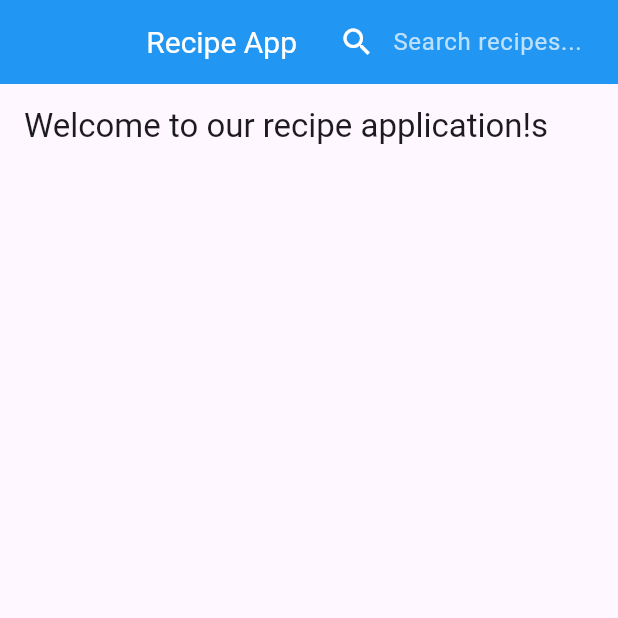
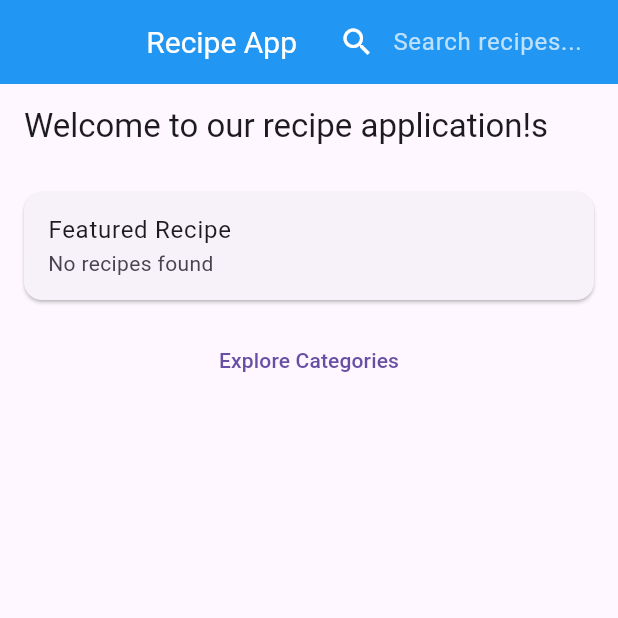
Before and after one commit to JuliePrazakova/Flutter-recipe-app, a Flutter app: the screen it shows after launch, on a phone screen of 412 x 824 dp, the top half of it. Run offline on Flutter 3.47's test engine with Material 3 defaults, Android fonts, the phone set to English and light mode, and no system bars.

Commit message:
cleaned code, connected pages

```diff
--- a/lib/pages/category_page.dart
+++ b/lib/pages/category_page.dart
@@ -1,6 +1,8 @@
 import 'package:flutter/material.dart';
 import '../services/recipe_service.dart';
 import 'app_bar.dart';
+import './list_page.dart';
+
 
 class CategoryPage extends StatelessWidget {
   const CategoryPage({super.key});
@@ -10,29 +12,31 @@ class CategoryPage extends StatelessWidget {
     return Scaffold(
       appBar: const MyAppBar(),
       body: FutureBuilder<List<Category>>(
-        future: RecipeService.getCategories(), // Zavoláme metodu getCategories() ze service
+        future: RecipeService.getCategories(),
         builder: (context, snapshot) {
           if (snapshot.connectionState == ConnectionState.waiting) {
-            // Pokud data ještě nejsou načtena, zobrazíme indikátor načítání
             return const Center(
               child: CircularProgressIndicator(),
             );
           } else if (snapshot.hasError) {
-            // Pokud došlo k chybě při načítání dat, zobrazíme chybovou zprávu
             return Center(
               child: Text('Error loading categories: ${snapshot.error}'),
             );
           } else {
             const Text('Recipe Categories');
-            // Pokud jsou data načtena úspěšně, zobrazíme seznam kategorií
-            final List<Category> categories = snapshot.data!; // Získáme seznam kategorií z snapshotu
+            final List<Category> categories = snapshot.data!;
             return ListView.builder(
               itemCount: categories.length,
               itemBuilder: (context, index) {
                 return ListTile(
-                  title: Text(categories[index].name), // Zobrazíme název kategorie
+                  title: Text(categories[index].name),
                   onTap: () {
-                    // Navigate to RecipeListPage for the selected category
+                    Navigator.push(
+                      context,
+                      MaterialPageRoute(
+                      builder: (context) => ListPage(category: categories[index]),
+                      ),
+                    );
                   },
                 );
               },
--- a/lib/pages/list_page.dart
+++ b/lib/pages/list_page.dart
@@ -4,7 +4,7 @@ import './recipe_page.dart';
 import 'app_bar.dart';
 
 class ListPage extends StatelessWidget {
-  final Category category; // Přijímáme kategorii jako vstupní argument
+  final Category category;
 
   const ListPage({Key? key, required this.category}) : super(key: key);
 
@@ -13,26 +13,25 @@ class ListPage extends StatelessWidget {
     return Scaffold(
       appBar: const MyAppBar(),
       body: FutureBuilder<List<Recipe>>(
-        future: RecipeService.getRecipesForCategory(category.name), // Získáme recepty pro danou kategorii
+        future: RecipeService.getRecipesForCategory(category.name),
         builder: (context, snapshot) {
           if (snapshot.connectionState == ConnectionState.waiting) {
             return const Center(
-              child: CircularProgressIndicator(), // Indikátor načítání
+              child: CircularProgressIndicator(),
             );
           } else if (snapshot.hasError) {
             return Center(
-              child: Text('Error loading recipes: ${snapshot.error}'), // Chybová zpráva při načítání receptů
+              child: Text('Error loading recipes: ${snapshot.error}'),
             );
           } else {
             Text(category.name);
-            final List<Recipe> recipes = snapshot.data!; // Seznam receptů
+            final List<Recipe> recipes = snapshot.data!;
             return ListView.builder(
               itemCount: recipes.length,
               itemBuilder: (context, index) {
                 return ListTile(
-                  title: Text(recipes[index].name), // Název receptu
+                  title: Text(recipes[index].name),
                   onTap: () {
-                    // Při kliknutí na recept navigujeme na stránku s detaily receptu
                     Navigator.push(
                       context,
                       MaterialPageRoute(
--- a/lib/pages/main_page.dart
+++ b/lib/pages/main_page.dart
@@ -1,6 +1,8 @@
 import 'package:flutter/material.dart';
+import 'package:second_project/pages/recipe_page.dart';
 import '../services/recipe_service.dart';
 import './list_page.dart';
+import './category_page.dart';
 
 class MainPage extends StatelessWidget {
   const MainPage({Key? key}) : super(key: key);
@@ -16,17 +18,41 @@ class MainPage extends StatelessWidget {
           crossAxisAlignment: CrossAxisAlignment.stretch,
           children: [
             // Display featured recipe
+            FutureBuilder<List<Recipe>>(
+              future: RecipeService.getRecipes(), // Fetch recipes
+              builder: (context, snapshot) {
+                if (snapshot.connectionState == ConnectionState.waiting) {
+                  return const CircularProgressIndicator();
+                } else if (snapshot.hasError) {
+                  return Text('Error loading recipes: ${snapshot.error}');
+                } else {
+                  final List<Recipe> recipes = snapshot.data!;
+                  final Recipe featuredRecipe = recipes.isNotEmpty ? recipes[0] : Recipe(id: -1, name: 'No recipes found', category: '', image: '', ingredients: [], steps: []);
+                  return Card(
+                    margin: const EdgeInsets.all(16.0),
+                    child: ListTile(
+                      title:const  Text('Featured Recipe'),
+                      subtitle: Text(featuredRecipe.name),
+                      onTap: () {
+                        Navigator.push(context, MaterialPageRoute(builder: (_) => RecipePage(recipe: featuredRecipe)));
+                      },
+                    ),
+                  );
+                }
+              },
+            ),
+
             // Display subset of recipe categories
             FutureBuilder<List<Category>>(
               future: RecipeService.getCategories(),
               builder: (context, snapshot) {
                 if (snapshot.connectionState == ConnectionState.waiting) {
-                  return const CircularProgressIndicator(); // Placeholder for loading indicator
+                  return const CircularProgressIndicator();
                 } else if (snapshot.hasError) {
                   return Text('Error loading categories: ${snapshot.error}');
                 } else if (snapshot.hasData) {
                   return Wrap(
-                    spacing: 8.0, // Adjust spacing between buttons
+                    spacing: 8.0,
                     children: snapshot.data!.map((category) {
                       return ElevatedButton(
                         onPressed: () {
@@ -41,9 +67,17 @@ class MainPage extends StatelessWidget {
                     }).toList(),
                   );
                 } else {
-                  return const Text('No categories found'); // Placeholder for no data
+                  return const Text('No categories found');
                 }
               },
+            ),
+
+            // link to the category page
+             TextButton(
+              onPressed: () {
+                Navigator.push(context, MaterialPageRoute(builder: (_) => const CategoryPage()));
+              },
+              child: const Text('Explore Categories'),
             ),
           ],
         ),
```
Also changed, not shown: lib/pages/recipe_page.dart (+11 -11 lines).
